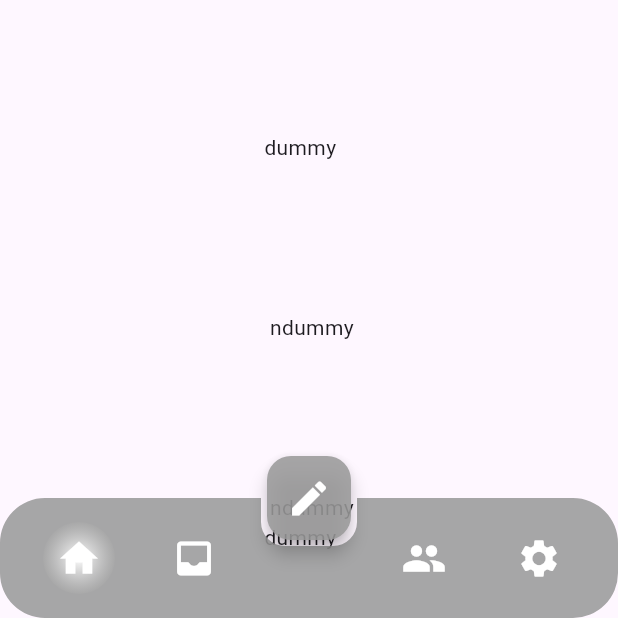
After one commit to hondaya14/dearu-app, a Flutter app: the screen it shows after launch, after a tap on the "edit" icon, on a phone screen of 412 x 824 dp, the part 618-1236 px from its top. The commit adds this screen. Run offline on Flutter 3.47's test engine with Material 2 defaults, Android fonts, the phone set to English and light mode, and no system bars.

Commit message:
Construct architecture

```diff
--- /dev/null
+++ b/lib/home/presentation/components/bottom_app_bar.dart
@@ -0,0 +1,49 @@
+import 'package:flutter/material.dart';
+
+import '../../../common/custom_color.dart';
+
+BottomAppBar bottomAppBar() {
+  return BottomAppBar(
+    elevation: 0,
+    color: CustomColor.fab,
+    shape: const AutomaticNotchedShape(
+      RoundedRectangleBorder(borderRadius: BorderRadius.all(Radius.circular(30.0))),
+      RoundedRectangleBorder(borderRadius: BorderRadius.all(Radius.circular(16.0))),
+    ),
+    padding: EdgeInsets.zero,
+    child: Row(
+      mainAxisAlignment: MainAxisAlignment.spaceEvenly,
+      children: [
+        _bABIconButton(Icons.home, null, true),
+        _bABIconButton(Icons.inbox_rounded, null, false),
+        _dummyIconButton(),
+        _bABIconButton(Icons.group, null, false),
+        _bABIconButton(Icons.settings, null, false),
+      ],
+    ),
+  );
+}
+
+// BottomAppBarIconButton
+Container _bABIconButton(IconData iconData, VoidCallback? onPressed, bool isSelected) {
+  return Container(
+    decoration: isSelected
+        ? const BoxDecoration(
+            gradient: RadialGradient(
+              colors: [Color(0xFFFFFFFF), Color(0x99AAAAAA)],
+            ),
+            shape: BoxShape.circle,
+          )
+        : null,
+    child: IconButton(
+      icon: Icon(iconData, color: CustomColor.icon, size: 30),
+      onPressed: onPressed,
+    ),
+  );
+}
+
+// dummyIconButton for Floating action button on bottomAppBar
+IconButton _dummyIconButton() {
+  return const IconButton(
+      icon: Icon(Icons.circle, color: Colors.transparent, size: 0), onPressed: null);
+}
--- /dev/null
+++ b/lib/home/presentation/home_screen.dart
@@ -0,0 +1,56 @@
+import 'package:flutter/material.dart';
+
+import '../../common/custom_color.dart';
+import 'components/bottom_app_bar.dart';
+
+class HomeScreen extends StatelessWidget {
+  const HomeScreen({super.key});
+
+  @override
+  Widget build(BuildContext context) {
+    return Scaffold(
+      extendBodyBehindAppBar: true,
+      extendBody: true,
+      body: const SingleChildScrollView(
+        child: Column(
+          children: [
+            Center(child: Text('dummy\n\n\n\n\n\ndummy\n\n\n\n\n\n ndummy\n\n\n\n\n\n ndummy')),
+            Center(child: Text('dummy\n\n\n\n\n\ndummy\n\n\n\n\n\n ndummy\n\n\n\n\n\n ndummy')),
+            Center(child: Text('dummy\n\n\n\n\n\ndummy\n\n\n\n\n\n ndummy\n\n\n\n\n\n ndummy')),
+          ],
+        ),
+      ),
+
+      // bottomNavigationBar or bottomAppBar
+      bottomNavigationBar: bottomAppBar(),
+      floatingActionButtonLocation: FloatingActionButtonLocation.centerDocked,
+      floatingActionButton: FloatingActionButton(
+        elevation: 5,
+        backgroundColor: CustomColor.fab,
+        onPressed: () {
+          print('press fab');
+        },
+        child: const Icon(Icons.edit, color: Color(0xFFFFFFFF), size: 30),
+      ),
+    );
+  }
+
+// BottomNavigationBar bottomNavigationBar() {
+//   return BottomNavigationBar(
+//     elevation: 0,
+//     type: BottomNavigationBarType.fixed,
+//     backgroundColor: CustomColor.bgBNB,
+//     showSelectedLabels: false,
+//     showUnselectedLabels: false,
+//     currentIndex: 0,
+//     // items count is must be odd because of fab.
+//     items: [
+//       BottomNavigationBarItem(icon: Icon(Icons.home, color: CustomColor.icon), label: ''),
+//       BottomNavigationBarItem(icon: Icon(Icons.book, color: CustomColor.icon), label: ''),
+//       BottomNavigationBarItem(icon: Icon(Icons.edit, color: CustomColor.icon), label: ''),
+//       BottomNavigationBarItem(icon: Icon(Icons.group, color: CustomColor.icon), label: ''),
+//       BottomNavigationBarItem(icon: Icon(Icons.settings, color: CustomColor.icon), label: ''),
+//     ],
+//   );
+// }
+}
--- a/lib/main.dart
+++ b/lib/main.dart
@@ -1,6 +1,6 @@
 import 'package:flutter/material.dart';
 
-import 'home/home_page.dart';
+import './home/presentation/home_screen.dart';
 
 void main() {
   runApp(const MyApp());
@@ -12,11 +12,10 @@ class MyApp extends StatelessWidget {
   @override
   Widget build(BuildContext context) {
     return MaterialApp(
-      title: 'Flutter Demo',
       theme: ThemeData(
         useMaterial3: true,
       ),
-      home: const HomePage(),
+      home: const HomeScreen(),
     );
   }
 }
```
Also changed, not shown: lib/home/home_page.dart (deleted, +0 -101 lines), lib/contacts/contacts_screen.dart (added), lib/postbox/pages/postbox.dart (added), lib/setting/setting.dart (added), 6 other files.
